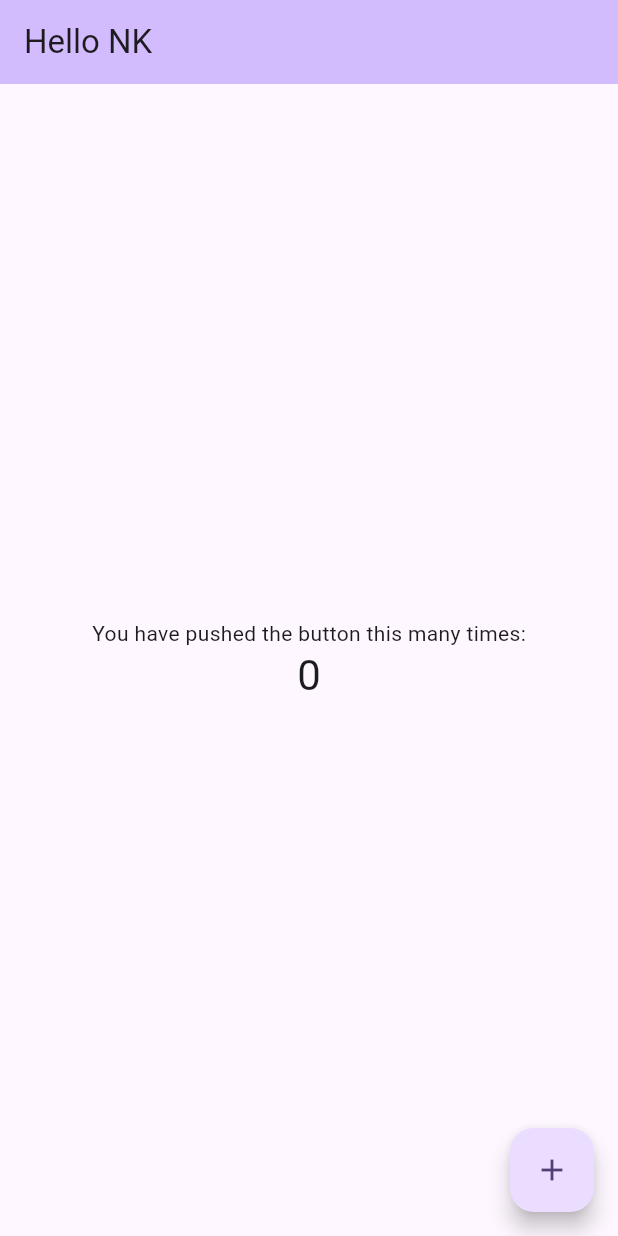
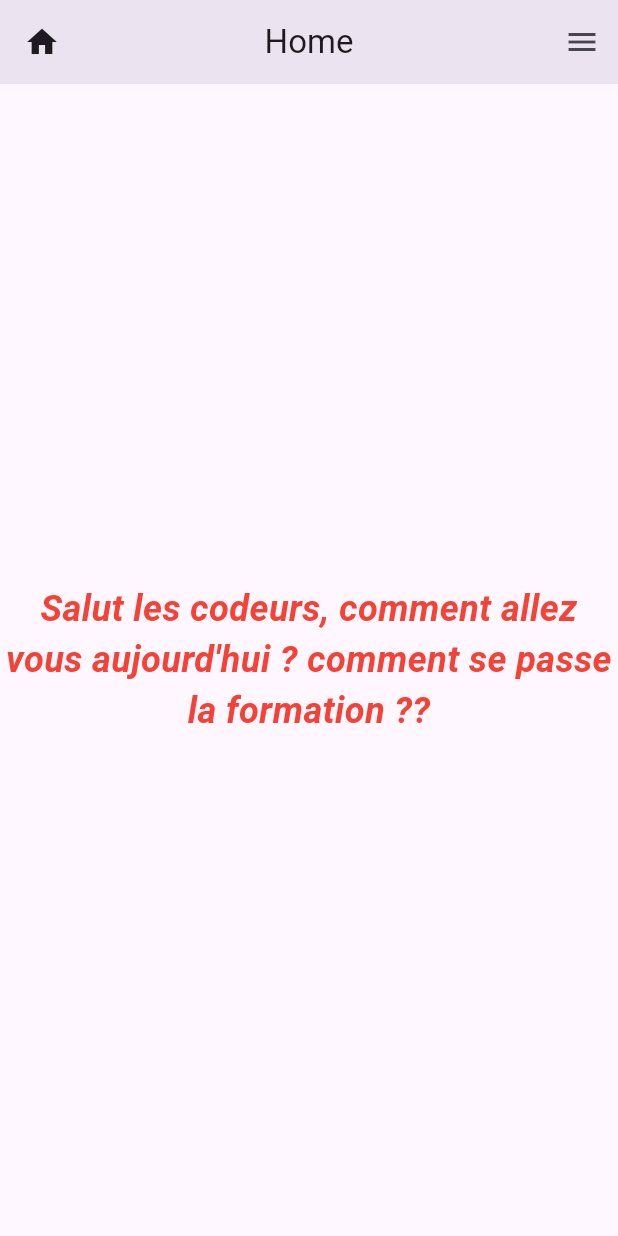
Before and after one commit to Noubissie237/Flutter_Training, a Flutter app: the screen it shows after launch, on a phone screen of 412 x 824 dp. Run offline on Flutter 3.47's test engine with Material 3 defaults, Android fonts, the phone set to English and light mode, and no system bars; Roboto replaces fonts that are missing (Comic sans ms).

Commit message:
Add comic family

```diff
--- a/lib/main.dart
+++ b/lib/main.dart
@@ -1,125 +1,91 @@
 import 'package:flutter/material.dart';
 
 void main() {
-  runApp(const MyApp());
+  runApp(const MyApp(
+    appTitle: 'Home',
+  ));
 }
 
 class MyApp extends StatelessWidget {
-  const MyApp({super.key});
+  final String appTitle;
 
-  // This widget is the root of your application.
+  const MyApp({super.key, required this.appTitle});
+
   @override
   Widget build(BuildContext context) {
     return MaterialApp(
-      title: 'Flutter Demo',
+      debugShowCheckedModeBanner: false,
+      title: appTitle,
       theme: ThemeData(
-        // This is the theme of your application.
-        //
-        // TRY THIS: Try running your application with "flutter run". You'll see
-        // the application has a purple toolbar. Then, without quitting the app,
-        // try changing the seedColor in the colorScheme below to Colors.green
-        // and then invoke "hot reload" (save your changes or press the "hot
-        // reload" button in a Flutter-supported IDE, or press "r" if you used
-        // the command line to start the app).
-        //
-        // Notice that the counter didn't reset back to zero; the application
-        // state is not lost during the reload. To reset the state, use hot
-        // restart instead.
-        //
-        // This works for code too, not just values: Most code changes can be
-        // tested with just a hot reload.
         colorScheme: ColorScheme.fromSeed(seedColor: Colors.deepPurple),
         useMaterial3: true,
       ),
-      home: const MyHomePage(title: 'Hello NK'),
+      // darkTheme: ThemeData.dark(useMaterial3: true),
+      home: MyHomePage(title: appTitle),
     );
   }
 }
 
-class MyHomePage extends StatefulWidget {
-  const MyHomePage({super.key, required this.title});
-
-  // This widget is the home page of your application. It is stateful, meaning
-  // that it has a State object (defined below) that contains fields that affect
-  // how it looks.
-
-  // This class is the configuration for the state. It holds the values (in this
-  // case the title) provided by the parent (in this case the App widget) and
-  // used by the build method of the State. Fields in a Widget subclass are
-  // always marked "final".
-
+class MyHomePage extends StatelessWidget {
   final String title;
 
-  @override
-  State<MyHomePage> createState() => _MyHomePageState();
-}
-
-class _MyHomePageState extends State<MyHomePage> {
-  int _counter = 0;
-
-  void _incrementCounter() {
-    setState(() {
-      // This call to setState tells the Flutter framework that something has
-      // changed in this State, which causes it to rerun the build method below
-      // so that the display can reflect the updated values. If we changed
-      // _counter without calling setState(), then the build method would not be
-      // called again, and so nothing would appear to happen.
-      _counter++;
-    });
-  }
+  const MyHomePage({super.key, required this.title});
 
   @override
   Widget build(BuildContext context) {
-    // This method is rerun every time setState is called, for instance as done
-    // by the _incrementCounter method above.
-    //
-    // The Flutter framework has been optimized to make rerunning build methods
-    // fast, so that you can just rebuild anything that needs updating rather
-    // than having to individually change instances of widgets.
     return Scaffold(
       appBar: AppBar(
-        // TRY THIS: Try changing the color here to a specific color (to
-        // Colors.amber, perhaps?) and trigger a hot reload to see the AppBar
-        // change color while the other colors stay the same.
-        backgroundColor: Theme.of(context).colorScheme.inversePrimary,
-        // Here we take the value from the MyHomePage object that was created by
-        // the App.build method, and use it to set our appbar title.
-        title: Text(widget.title),
+        title: Text(title),
+        leading: const Icon(Icons.home),
+
+        // actions: const [
+        //   Icon(Icons.person),
+        //   Icon(Icons.access_time)
+        // ],
+        elevation: 8,
+        centerTitle: true,
       ),
-      body: Center(
-        // Center is a layout widget. It takes a single child and positions it
-        // in the middle of the parent.
-        child: Column(
-          // Column is also a layout widget. It takes a list of children and
-          // arranges them vertically. By default, it sizes itself to fit its
-          // children horizontally, and tries to be as tall as its parent.
-          //
-          // Column has various properties to control how it sizes itself and
-          // how it positions its children. Here we use mainAxisAlignment to
-          // center the children vertically; the main axis here is the vertical
-          // axis because Columns are vertical (the cross axis would be
-          // horizontal).
-          //
-          // TRY THIS: Invoke "debug painting" (choose the "Toggle Debug Paint"
-          // action in the IDE, or press "p" in the console), to see the
-          // wireframe for each widget.
-          mainAxisAlignment: MainAxisAlignment.center,
-          children: <Widget>[
-            const Text(
-              'You have pushed the button this many times:',
-            ),
-            Text(
-              '$_counter',
-              style: Theme.of(context).textTheme.headlineMedium,
-            ),
-          ],
+      endDrawer: const Drawer(),
+      body: const Center(
+        child: Text(
+          'Salut les codeurs, comment allez vous aujourd\'hui ? comment se passe la formation ??',
+          textAlign: TextAlign.center,
+          style: TextStyle(
+            color: Colors.red,
+            fontStyle: FontStyle.italic,
+            fontSize: 24,
+            fontWeight: FontWeight.bold,
+            fontFamily: 'Comic sans ms'
+          ),
         ),
       ),
-      floatingActionButton: FloatingActionButton(
-        onPressed: _incrementCounter,
-        tooltip: 'Increment',
-        child: const Icon(Icons.add),
-      ), // This trailing comma makes auto-formatting nicer for build methods.
+
+      // body: Center(
+      //   child: Container(
+      //     width: 230,
+      //     height: 128,
+      //     alignment: Alignment.center,
+      //     decoration: const BoxDecoration(
+      //       color: Colors.red,
+      //       borderRadius: BorderRadius.all(Radius.circular(56)),
+      //       boxShadow: [
+      //         BoxShadow(
+      //           color: Colors.black,
+      //           blurRadius: 4,
+      //           offset: Offset(2, 2)
+      //         ),
+      //       ],
+      //       gradient: LinearGradient(colors: [
+      //         Color.fromARGB(255, 21, 90, 23),
+      //         Color.fromARGB(255, 76, 175, 80),
+      //       ],
+      //       ),
+      //     ),
+      //     child: const Text(
+      //       "Hello NK",
+      //     ),
+      //   ),
+      // ),
     );
   }
 }
--- a/pubspec.yaml
+++ b/pubspec.yaml
@@ -35,6 +35,7 @@ dependencies:
   # The following adds the Cupertino Icons font to your application.
   # Use with the CupertinoIcons class for iOS style icons.
   cupertino_icons: ^1.0.8
+  google_fonts: ^6.2.1
 
 dev_dependencies:
   flutter_test:
```
Also changed, not shown: pubspec.lock, 1 other file.
